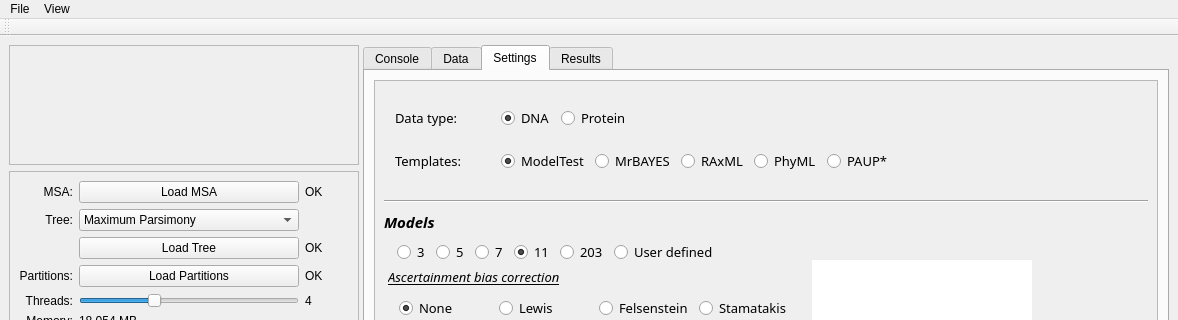
Qt form src/gui2/xmodeltestfancy.ui (ddarriba/modeltest) before a commit; both pictures show x 0 to 1178 and y 0 to 320 of the 1178 by 737 pixel window.
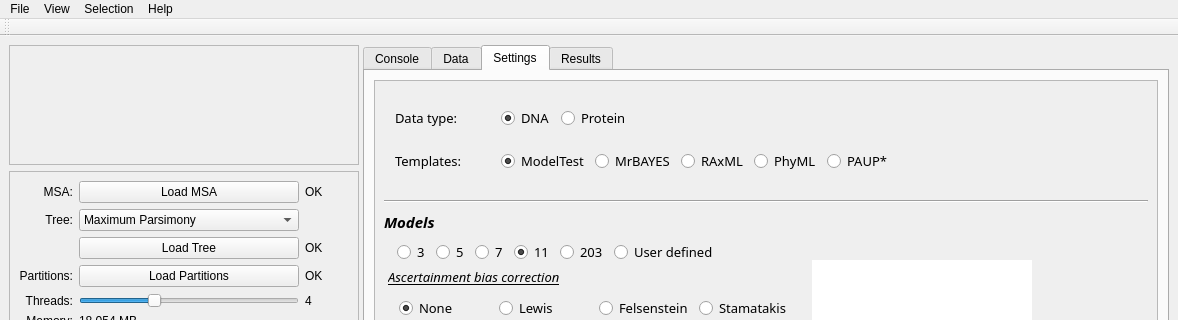
The same form after that commit. The open tabs and pages were chosen to show the change. Icons and pictures are not drawn.

Diff of the .ui file:
```diff
--- a/src/gui2/xmodeltestfancy.ui
+++ b/src/gui2/xmodeltestfancy.ui
@@ -3154,8 +3154,25 @@
     </widget>
     <addaction name="menuTab_view"/>
    </widget>
+   <widget class="QMenu" name="menuSelection">
+    <property name="title">
+     <string>Selection</string>
+    </property>
+    <addaction name="actionRun"/>
+    <addaction name="actionSave_Report"/>
+   </widget>
+   <widget class="QMenu" name="menuHelp">
+    <property name="title">
+     <string>Help</string>
+    </property>
+    <addaction name="actionIndex"/>
+    <addaction name="actionProject_Site"/>
+    <addaction name="actionAbout"/>
+   </widget>
    <addaction name="menuFile"/>
    <addaction name="menuView"/>
+   <addaction name="menuSelection"/>
+   <addaction name="menuHelp"/>
   </widget>
   <widget class="QStatusBar" name="statusbar"/>
   <widget class="QToolBar" name="toolBar">
```
Left out of the diff: 58 changed lines with no effect on the pictures.
